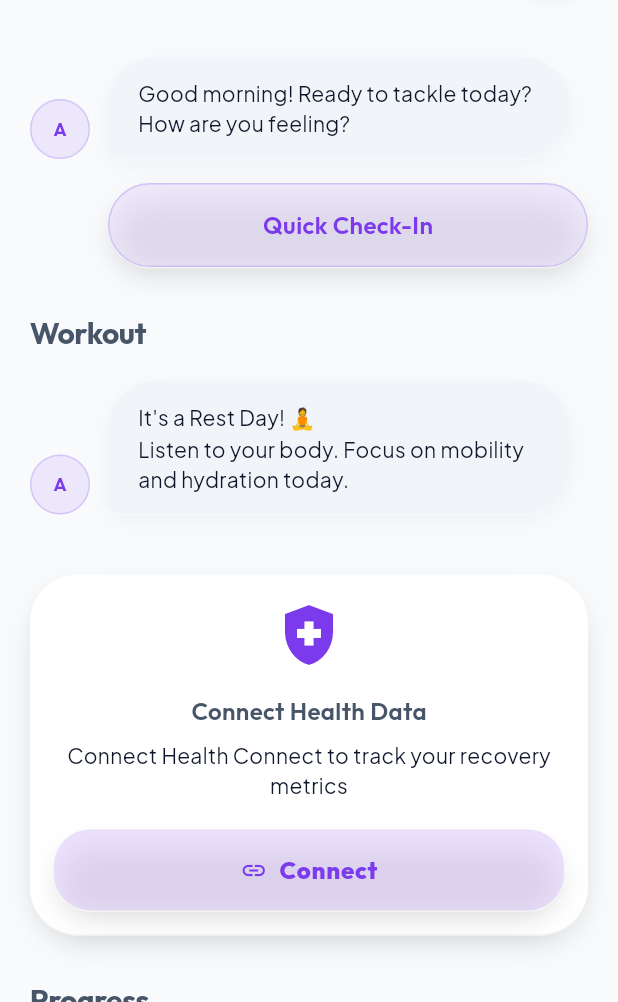
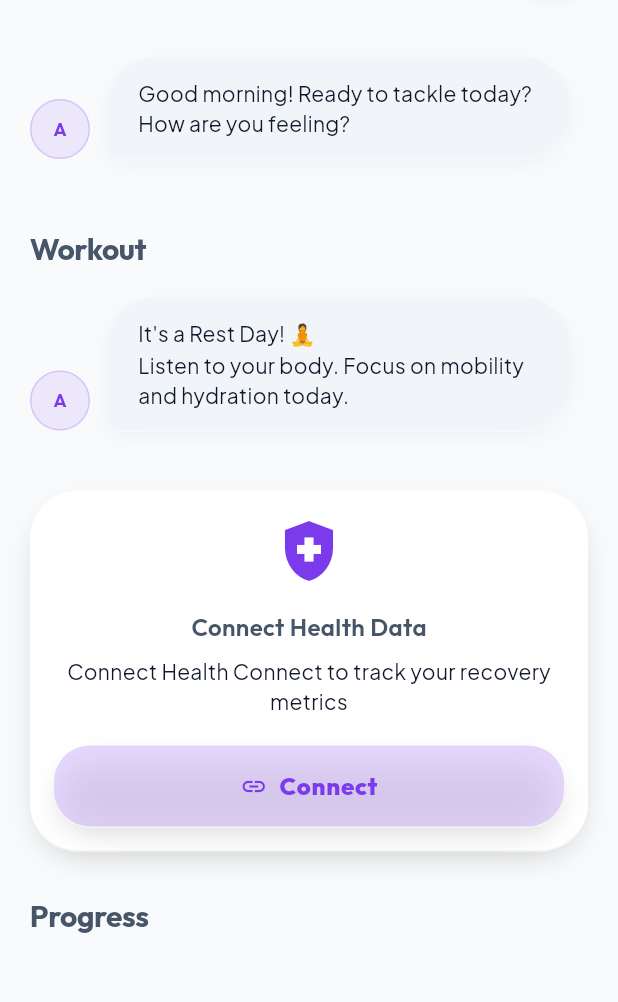
Before and after one commit to rooshimadethis/ash-trainer, a Flutter app: the FirstWorkoutPromptScreen screen opened directly, after a tap on "Lets Run!", after a tap on "Cancel", on a phone screen of 412 x 824 dp, the part 234-1236 px from its top. Run offline on Flutter 3.47's test engine with Material 3 defaults, Android fonts, the phone set to English and light mode, and no system bars; our stand-ins replace confetti, drift, flutter_dotenv, flutter_riverpod, freezed_annotation, google_fonts and 3 more; missing offline and left inert: flutter_displaymode, health; accounts and stored records are empty; generated files the repository leaves out were written again.

Commit message:
slightly less magic numbers

```diff
--- a/lib/core/theme/colors.dart
+++ b/lib/core/theme/colors.dart
@@ -61,6 +61,17 @@ class AppColors {
   static const Color error = Color(0xFFF87171); // Red 400
   static const Color warning = Color(0xFFFBBF24); // Amber 400
 
+  // --- Opacity Constants ---
+  static const double glassTintOpacity = 0.20; // Tinted cards, buttons, inputs
+  static const double glassSurfaceOpacity = 0.5; // Neutral frosted glass
+  static const double glassInactiveOpacity = 0.05; // Inactive elements
+  static const double glassHighlightDarkOpacity = 0.03; // Dark mode highlights
+  static const double glassHighlightLightOpacity = 0.5; // Light mode highlights
+  static const double glassShadowOpacity = 0.15; // Standard depth shadow
+  static const double glassOverlayOpacity =
+      0.1; // Slider overlay / interactions
+  static const double glassThumbOpacity = 0.8; // Slider thumb / strong accents
+
   static const Color white = Colors.white;
   static const Color black = Colors.black;
 
--- a/lib/features/calendar/presentation/screens/monthly_view.dart
+++ b/lib/features/calendar/presentation/screens/monthly_view.dart
@@ -241,7 +241,7 @@ class MonthlyView extends ConsumerWidget {
                   decoration: BoxDecoration(
                     color: BlockUtils.getColorForIntent(
                             dayBlock.intent, dayBlock.blockNumber)
-                        .withValues(alpha: 0.15),
+                        .withValues(alpha: AppColors.glassTintOpacity),
                     borderRadius: BorderRadius.circular(20),
                     boxShadow: [
                       BoxShadow(
--- a/lib/features/calendar/presentation/screens/today_view.dart
+++ b/lib/features/calendar/presentation/screens/today_view.dart
@@ -347,26 +347,6 @@ class _TodayViewState extends ConsumerState<TodayView> {
           text: 'Good morning! Ready to tackle today? How are you feeling?',
         ),
         const SizedBox(height: 8),
-        Row(
-          children: [
-            const SizedBox(width: 52), // Offset for Ash's avatar
-            Expanded(
-              child: AshCard(
-                onTap: () {},
-                backgroundColor:
-                    Theme.of(context).primaryColor.withValues(alpha: 0.1),
-                borderColor:
-                    Theme.of(context).primaryColor.withValues(alpha: 0.2),
-                child: Center(
-                  child: Text(
-                    'Quick Check-In',
-                    style: AppTextStyles.h4.copyWith(color: AppColors.primary),
-                  ),
-                ),
-              ),
-            ),
-          ],
-        ),
       ],
     );
   }
--- a/lib/features/calendar/presentation/screens/weekly_view.dart
+++ b/lib/features/calendar/presentation/screens/weekly_view.dart
@@ -194,7 +194,7 @@ class WeeklyView extends ConsumerWidget {
                   decoration: BoxDecoration(
                     color: BlockUtils.getColorForIntent(
                             dayBlock.intent, dayBlock.blockNumber)
-                        .withValues(alpha: 0.15),
+                        .withValues(alpha: AppColors.glassTintOpacity),
                     borderRadius: BorderRadius.circular(20),
                     boxShadow: [
                       BoxShadow(
@@ -406,7 +406,8 @@ class _DayColumn extends ConsumerWidget {
                                 width: 22,
                                 height: 22,
                                 decoration: BoxDecoration(
-                                  color: displayColor.withValues(alpha: 0.15),
+                                  color: displayColor.withValues(
+                                      alpha: AppColors.glassTintOpacity),
                                   shape: BoxShape.circle,
                                   border: Border.all(
                                     color: displayColor.withValues(alpha: 0.4),
--- a/lib/features/dashboard/presentation/widgets/recovery_widget.dart
+++ b/lib/features/dashboard/presentation/widgets/recovery_widget.dart
@@ -2,6 +2,7 @@ import 'package:flutter/material.dart';
 import 'package:flutter_riverpod/flutter_riverpod.dart';
 import '../../../shared/presentation/widgets/ash_card.dart';
 import '../../../../core/theme/text_styles.dart';
+import '../../../../core/theme/colors.dart';
 import '../providers/biomarkers_provider.dart';
 import '../../../../infrastructure/providers/service_providers.dart';
 
@@ -161,12 +162,15 @@ class RecoveryWidget extends ConsumerWidget {
               width: double.infinity,
               padding: const EdgeInsets.symmetric(vertical: 16),
               decoration: BoxDecoration(
-                color: Theme.of(context).primaryColor.withValues(alpha: 0.15),
+                color: Theme.of(context)
+                    .primaryColor
+                    .withValues(alpha: AppColors.glassTintOpacity),
                 borderRadius: BorderRadius.circular(24),
                 boxShadow: [
                   // Standard depth shadow (same as AshCard)
                   BoxShadow(
-                    color: Colors.black.withValues(alpha: 0.15),
+                    color: Colors.black
+                        .withValues(alpha: AppColors.glassShadowOpacity),
                     offset: const Offset(0, 8),
                     blurRadius: 16,
                     spreadRadius: -4,
@@ -175,8 +179,8 @@ class RecoveryWidget extends ConsumerWidget {
                   BoxShadow(
                     color: Colors.white.withValues(
                         alpha: Theme.of(context).brightness == Brightness.dark
-                            ? 0.03
-                            : 0.5),
+                            ? AppColors.glassHighlightDarkOpacity
+                            : AppColors.glassHighlightLightOpacity),
                     offset: const Offset(0, 1),
                     blurRadius: 0,
                     spreadRadius: 0,
--- a/lib/features/shared/presentation/widgets/ash_button.dart
+++ b/lib/features/shared/presentation/widgets/ash_button.dart
@@ -1,5 +1,6 @@
 import 'package:flutter/material.dart';
 import '../../../../core/theme/text_styles.dart';
+import '../../../../core/theme/colors.dart';
 import '../../../../core/utils/haptics.dart';
 
 enum AshButtonVariant { primary, secondary }
@@ -38,15 +39,17 @@ class AshButton extends StatelessWidget {
           borderRadius: BorderRadius.circular(24),
           color: isEnabled
               ? (isPrimary
-                  ? Theme.of(context)
-                      .primaryColor
-                      .withValues(alpha: 0.15) // Matching WorkoutCard alpha
+                  ? Theme.of(context).primaryColor.withValues(
+                      alpha: AppColors
+                          .glassTintOpacity) // Matching WorkoutCard alpha
                   : Theme.of(context)
                       .colorScheme
                       .surfaceContainerHighest
-                      .withValues(alpha: 0.5))
+                      .withValues(alpha: AppColors.glassSurfaceOpacity))
               : (isPrimary
-                  ? Theme.of(context).primaryColor.withValues(alpha: 0.05)
+                  ? Theme.of(context)
+                      .primaryColor
+                      .withValues(alpha: AppColors.glassInactiveOpacity)
                   : Theme.of(context)
                       .colorScheme
                       .surfaceContainerHighest
@@ -55,7 +58,8 @@ class AshButton extends StatelessWidget {
               ? [
                   // Standard depth shadow (same as AshCard)
                   BoxShadow(
-                    color: Colors.black.withValues(alpha: 0.15),
+                    color: Colors.black
+                        .withValues(alpha: AppColors.glassShadowOpacity),
                     offset: const Offset(0, 8),
                     blurRadius: 16,
                     spreadRadius: -4,
@@ -64,8 +68,8 @@ class AshButton extends StatelessWidget {
                   BoxShadow(
                     color: Colors.white.withValues(
                         alpha: Theme.of(context).brightness == Brightness.dark
-                            ? 0.03
-                            : 0.5),
+                            ? AppColors.glassHighlightDarkOpacity
+                            : AppColors.glassHighlightLightOpacity),
                     offset: const Offset(0, 1),
                     blurRadius: 0,
                     spreadRadius: 0,
--- a/lib/features/shared/presentation/widgets/ash_card.dart
+++ b/lib/features/shared/presentation/widgets/ash_card.dart
@@ -1,5 +1,6 @@
 import 'package:flutter/material.dart';
 import '../../../../core/utils/haptics.dart';
+import '../../../../core/theme/colors.dart';
 
 class AshCard extends StatelessWidget {
   final Widget child;
@@ -52,14 +53,18 @@ class AshCard extends StatelessWidget {
             else ...[
               // Standard depth shadow
               BoxShadow(
-                color: Colors.black.withValues(alpha: 0.15),
+                color: Colors.black
+                    .withValues(alpha: AppColors.glassShadowOpacity),
                 offset: const Offset(0, 8),
                 blurRadius: 16,
                 spreadRadius: -4,
               ),
               // Subtle inner glow/highlight for 3D feel
               BoxShadow(
-                color: Colors.white.withValues(alpha: isDark ? 0.03 : 0.5),
+                color: Colors.white.withValues(
+                    alpha: isDark
+                        ? AppColors.glassHighlightDarkOpacity
+                        : AppColors.glassHighlightLightOpacity),
                 offset: const Offset(0, 1),
                 blurRadius: 0,
                 spreadRadius: 0,
--- a/lib/features/shared/presentation/widgets/workout_card.dart
+++ b/lib/features/shared/presentation/widgets/workout_card.dart
@@ -3,6 +3,7 @@ import 'package:flutter_riverpod/flutter_riverpod.dart';
 import '../../domain/entities/training/workout.dart';
 import 'ash_card.dart';
 import '../../../../core/theme/text_styles.dart';
+import '../../../../core/theme/colors.dart';
 import '../../../../core/constants/workout_types.dart';
 import '../../../../core/utils/unit_converter.dart';
 import '../providers/user_provider.dart';
@@ -30,7 +31,7 @@ class WorkoutCard extends ConsumerWidget {
       borderWidth: 0,
       borderColor: Colors.transparent,
       backgroundColor: useWorkoutColor
-          ? typeColor.withValues(alpha: 0.15)
+          ? typeColor.withValues(alpha: AppColors.glassTintOpacity)
           : Theme.of(context).colorScheme.surface,
       child: Column(
         crossAxisAlignment: CrossAxisAlignment.start,
@@ -41,7 +42,8 @@ class WorkoutCard extends ConsumerWidget {
                 padding:
                     const EdgeInsets.symmetric(horizontal: 10, vertical: 4),
                 decoration: BoxDecoration(
-                  color: typeColor.withValues(alpha: 0.15),
+                  color:
+                      typeColor.withValues(alpha: AppColors.glassTintOpacity),
                   borderRadius: BorderRadius.circular(12),
                 ),
                 child: Row(
```
Also changed, not shown: lib/core/theme/app_theme.dart (+6 -3 lines), lib/features/calendar/presentation/screens/workout_detail_screen.dart (+10 -5 lines), lib/features/workout_logging/presentation/screens/workout_logging_screen.dart (+25 -17 lines).
